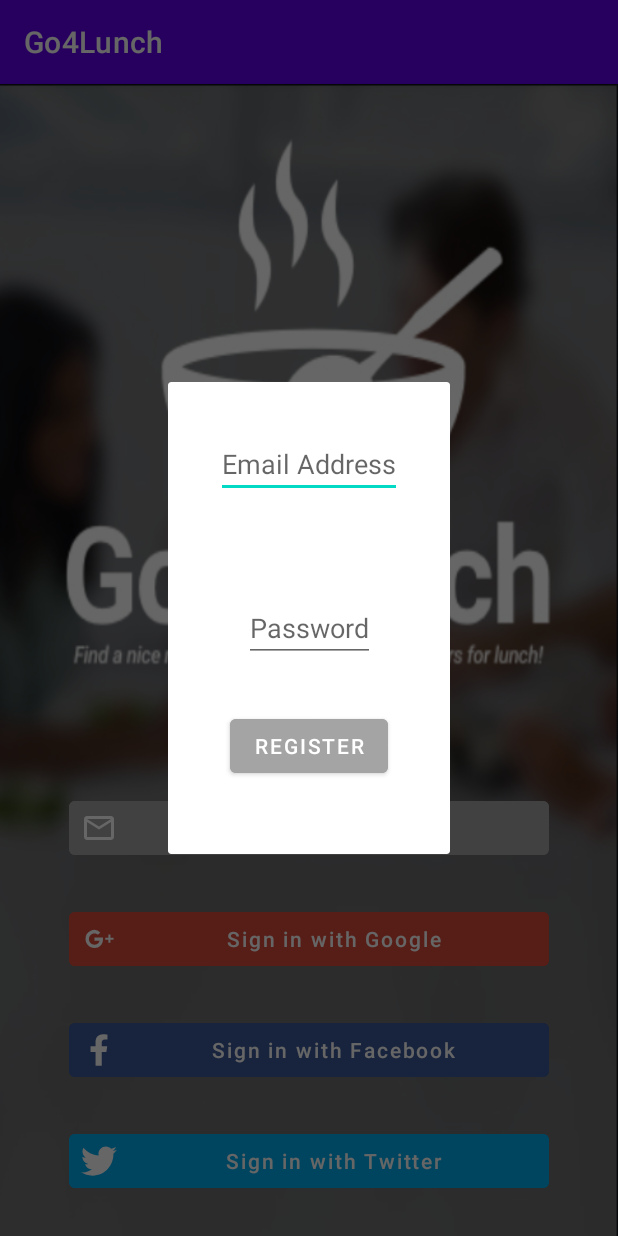
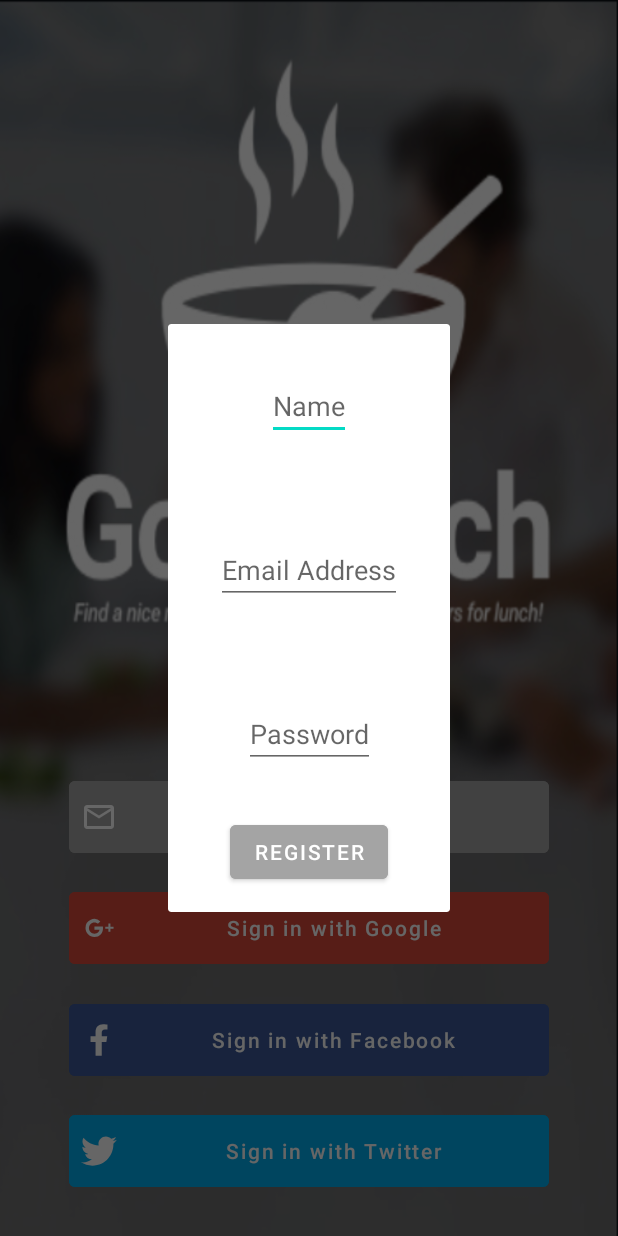
Before and after one commit to AnneLinger/Go4Lunch, an Android app: the fragment AuthenticationWithMailFragment placed in its activity, on a phone screen of 412 x 824 dp. Run offline under Robolectric (Android 15) with nearby library versions, the phone set to English and light mode, and no system bars; our stand-ins replace Firebase (no records; nobody signed in at launch, a user with empty details on screens opened directly).

Commit message:
Improve authentication with mail

```diff
--- a/app/build.gradle
+++ b/app/build.gradle
@@ -47,6 +47,7 @@ dependencies {
     implementation 'com.firebaseui:firebase-ui-auth:6.4.0'
     implementation 'com.google.firebase:firebase-auth:21.0.6'
     implementation 'com.firebaseui:firebase-ui-auth:8.0.1'
+    implementation 'com.google.android.gms:play-services-auth:20.2.0'
 
     //SDK Facebook
     //implementation 'com.facebook.android:facebook-android-sdk:8.x'
--- a/app/src/main/java/repository/AuthenticationRepository.java
+++ b/app/src/main/java/repository/AuthenticationRepository.java
@@ -16,10 +16,15 @@ public class AuthenticationRepository {
     public AuthenticationRepository() {
     }
 
+    public void loginWithMail(String mail, String password){
+        mFirebaseAuth.signInWithEmailAndPassword(mail, password);
+    }
+
     public void createUserWithMail (String name, String mail, String password) {
         mFirebaseAuth.createUserWithEmailAndPassword(mail, password).addOnCompleteListener(task -> {
             String userId = Objects.requireNonNull(FirebaseAuth.getInstance().getCurrentUser().getUid());
             User user = new User(userId, name, "https://gravatar.com/avatar/f91aabd46a5c3abef7fe229434346b38?s=400&d=identicon&r=x");
         });
     }
+
 }
--- a/app/src/main/java/ui/activities/AuthenticationActivity.java
+++ b/app/src/main/java/ui/activities/AuthenticationActivity.java
@@ -4,8 +4,6 @@ import android.content.Intent;
 import android.os.Bundle;
 import android.view.LayoutInflater;
 
-import androidx.activity.result.ActivityResultCallback;
-import androidx.activity.result.ActivityResultLauncher;
 import androidx.annotation.Nullable;
 import androidx.appcompat.app.AlertDialog;
 import androidx.appcompat.app.AppCompatActivity;
@@ -15,16 +13,13 @@ import com.anne.linger.go4lunch.R;
 import com.anne.linger.go4lunch.databinding.ActivityAuthenticationBinding;
 import com.anne.linger.go4lunch.databinding.DialogAuthenticationWithExistingMailBinding;
 import com.anne.linger.go4lunch.databinding.DialogAuthenticationWithNewMailBinding;
-import com.firebase.ui.auth.AuthUI;
-import com.firebase.ui.auth.FirebaseAuthUIActivityResultContract;
-import com.firebase.ui.auth.IdpResponse;
-import com.firebase.ui.auth.data.model.FirebaseAuthUIAuthenticationResult;
-import com.google.android.material.snackbar.Snackbar;
+import com.google.android.gms.auth.api.signin.GoogleSignIn;
+import com.google.android.gms.auth.api.signin.GoogleSignInClient;
+import com.google.android.gms.auth.api.signin.GoogleSignInOptions;
 import com.google.firebase.auth.FirebaseAuth;
 import com.google.firebase.auth.FirebaseUser;
 
-import java.util.Arrays;
-import java.util.List;
+import java.util.Objects;
 
 import injections.ViewModelFactory;
 import viewmodel.UserViewModel;
@@ -41,6 +36,8 @@ public class AuthenticationActivity extends AppCompatActivity {
     private final FirebaseAuth mAuth = FirebaseAuth.getInstance();
     private UserViewModel mUserViewModel;
 
+    private GoogleSignInClient mGoogleSignInClient;
+
     private static final int RC_SIGN_IN = 123;
 
     @Override
@@ -51,10 +48,22 @@ public class AuthenticationActivity extends AppCompatActivity {
         setupListeners();
     }
 
+    //Check if user is signed in
+    /**@Override
+    public void onStart() {
+        super.onStart();
+        // Check if user is signed in (non-null) and update UI accordingly.
+        FirebaseUser currentUser = mAuth.getCurrentUser();
+        if(currentUser!=null) {
+            navigateToPlacesActivity();
+        }
+    }*/
+
     //Configure the UI
     private void initUi() {
         mBinding = ActivityAuthenticationBinding.inflate(getLayoutInflater());
         setContentView(mBinding.getRoot());
+        Objects.requireNonNull(getSupportActionBar()).hide();
     }
 
     //Configure data
@@ -68,34 +77,15 @@ public class AuthenticationActivity extends AppCompatActivity {
         mBinding.btMailLogin.setOnClickListener(view -> {
             showDialogToLoginUserWithMail();
         });
+        mBinding.btGoogleLogin.setOnClickListener(view -> {
+            loginWithGoogle();
+        });
     }
 
-    private void startToNextActivity() {
+    private void navigateToPlacesActivity() {
         Intent intent = new Intent(AuthenticationActivity.this, PlacesActivity.class);
         startActivity(intent);
         finish();
-    }
-
-    // Show Snack Bar with a message
-    private void showSnackBar( String message){
-        Snackbar.make(mBinding.getRoot(), message, Snackbar.LENGTH_SHORT).show();
-    }
-
-    //For login with new mail
-    public void showDialogToCreateUserWithMail() {
-        AlertDialog.Builder builder = new AlertDialog.Builder(this);
-        DialogAuthenticationWithNewMailBinding mDialogBinding = DialogAuthenticationWithNewMailBinding.inflate(LayoutInflater.from(this));
-        builder.setView(mDialogBinding.getRoot());
-        builder.setTitle(R.string.authentication_new_mail_title);
-
-        mDialogBinding.buttonRegister.setOnClickListener(view -> {
-            String mail = mDialogBinding.inputMail.getText().toString();
-            String password = mDialogBinding.inputPassword.getText().toString();
-            mAuth.createUserWithEmailAndPassword(mail, password);
-            startToNextActivity();
-        });
-
-        builder.create().show();
     }
 
     //For login with existing mail
@@ -108,8 +98,8 @@ public class AuthenticationActivity extends AppCompatActivity {
         mDialogBinding.buttonLogin.setOnClickListener(view -> {
             String mail = mDialogBinding.inputMail.getText().toString();
             String password = mDialogBinding.inputPassword.getText().toString();
-            mAuth.createUserWithEmailAndPassword(mail, password);
-            startToNextActivity();
+            mUserViewModel.loginWithMail(mail, password);
+            navigateToPlacesActivity();
         });
 
         mDialogBinding.buttonRegisterNewUser.setOnClickListener(view -> {
@@ -117,6 +107,29 @@ public class AuthenticationActivity extends AppCompatActivity {
         });
 
         builder.create().show();
+    }
+
+    //For login with new mail
+    public void showDialogToCreateUserWithMail() {
+        AlertDialog.Builder builder = new AlertDialog.Builder(this);
+        DialogAuthenticationWithNewMailBinding mDialogBinding = DialogAuthenticationWithNewMailBinding.inflate(LayoutInflater.from(this));
+        builder.setView(mDialogBinding.getRoot());
+        builder.setTitle(R.string.authentication_new_mail_title);
+
+        mDialogBinding.buttonRegister.setOnClickListener(view -> {
+            String name = mDialogBinding.inputName.getText().toString();
+            String mail = mDialogBinding.inputMail.getText().toString();
+            String password = mDialogBinding.inputPassword.getText().toString();
+            mUserViewModel.createUserWithMail(name, mail, password);
+            navigateToPlacesActivity();
+        });
+
+        builder.create().show();
+    }
+
+    //For login with Google
+    public void loginWithGoogle() {
+        //TODO Qelle méthode implémenter ! ? ! ? !!!
     }
 
         /**List<AuthUI.IdpConfig> providers = Collections.singletonList(new AuthUI.IdpConfig.EmailBuilder().build());
--- a/app/src/main/java/viewmodel/UserViewModel.java
+++ b/app/src/main/java/viewmodel/UserViewModel.java
@@ -24,6 +24,10 @@ public class UserViewModel extends ViewModel {
 
     //..........................For authentication...............................................
 
+    public void loginWithMail(String mail, String password) {
+        mAuthenticationRepository.loginWithMail(mail, password);
+    }
+
     public void createUserWithMail(String name, String mail, String password) {
         mAuthenticationRepository.createUserWithMail(name, mail, password);
     }
--- a/app/src/main/res/layout/activity_authentication.xml
+++ b/app/src/main/res/layout/activity_authentication.xml
@@ -14,7 +14,7 @@
         android:layout_width="@dimen/width_login"
         android:layout_height="wrap_content"
         android:layout_marginTop="@dimen/top_margin_login"
-        android:layout_marginBottom="@dimen/bottom_margin_login"
+        android:paddingVertical="12dp"
         android:backgroundTint="@color/email"
         android:text="@string/sign_in_with_mail"
         http:icon="@drawable/ic_baseline_mail_outline_24"
@@ -31,7 +31,7 @@
         style="@style/bt_login"
         android:layout_width="@dimen/width_login"
         android:layout_height="wrap_content"
-        android:layout_marginBottom="@dimen/bottom_margin_login"
+        android:paddingVertical="12dp"
         android:backgroundTint="@color/google"
         android:text="@string/sign_in_with_google"
         http:icon="@drawable/google"
@@ -48,7 +48,7 @@
         style="@style/bt_login"
         android:layout_width="@dimen/width_login"
         android:layout_height="wrap_content"
-        android:layout_marginBottom="@dimen/bottom_margin_login"
+        android:paddingVertical="12dp"
         android:backgroundTint="@color/facebook"
         android:text="@string/sign_in_with_facebook"
         http:icon="@drawable/facebook"
@@ -66,6 +66,7 @@
         android:layout_width="@dimen/width_login"
         android:layout_height="wrap_content"
         android:layout_marginBottom="@dimen/bottom_margin_login"
+        android:paddingVertical="12dp"
         android:backgroundTint="@color/twitter"
         android:text="@string/sign_in_with_twitter"
         http:icon="@drawable/twitter"
--- a/app/src/main/res/layout/dialog_authentication_with_new_mail.xml
+++ b/app/src/main/res/layout/dialog_authentication_with_new_mail.xml
@@ -8,11 +8,23 @@
     tools:context="ui.activities.AuthenticationActivity">
 
     <EditText
+        android:id="@+id/input_name"
+        android:layout_width="match_parent"
+        android:layout_height="wrap_content"
+        android:layout_margin="32dp"
+        app:layout_constraintTop_toTopOf="parent"
+        app:layout_constraintBottom_toTopOf="@id/input_mail"
+        app:layout_constraintStart_toStartOf="parent"
+        app:layout_constraintEnd_toEndOf="parent"
+        android:hint="@string/name"
+        android:inputType="textPersonName" />
+
+    <EditText
         android:id="@+id/input_mail"
         android:layout_width="match_parent"
         android:layout_height="wrap_content"
         android:layout_margin="32dp"
-        app:layout_constraintTop_toTopOf="parent"
+        app:layout_constraintTop_toBottomOf="@id/input_name"
         app:layout_constraintBottom_toTopOf="@id/input_password"
         app:layout_constraintStart_toStartOf="parent"
         app:layout_constraintEnd_toEndOf="parent"
@@ -36,7 +48,7 @@
         android:layout_width="wrap_content"
         android:layout_height="wrap_content"
         android:backgroundTint="@color/email"
-        android:layout_marginBottom="48dp"
+        android:layout_marginBottom="16dp"
         app:layout_constraintTop_toBottomOf="@id/input_password"
         app:layout_constraintBottom_toBottomOf="parent"
         app:layout_constraintStart_toStartOf="parent"
--- a/app/src/main/res/values/dimen.xml
+++ b/app/src/main/res/values/dimen.xml
@@ -1,6 +1,6 @@
 <?xml version="1.0" encoding="utf-8"?>
 <resources>
-    <dimen name="top_margin_login">450dp</dimen>
-    <dimen name="bottom_margin_login">4dp</dimen>
+    <dimen name="top_margin_login">500dp</dimen>
+    <dimen name="bottom_margin_login">12dp</dimen>
     <dimen name="width_login">320dp</dimen>
 </resources>
--- a/app/src/main/res/values/strings.xml
+++ b/app/src/main/res/values/strings.xml
@@ -5,10 +5,12 @@
     <string name="sign_in_with_facebook">Sign in with Facebook</string>
     <string name="sign_in_with_twitter">Sign in with Twitter</string>
     <string name="authentication_mail_title">Please enter your mail and password to login</string>
-    <string name="authentication_new_mail_title">Please enter your mail and password to create a new account</string>
+    <string name="authentication_new_mail_title">Please enter your name, mail and password to create a new account</string>
     <string name="email_address">Email Address</string>
     <string name="password">Password</string>
     <string name="register_new_user">New user ? Register here</string>
     <string name="login">login</string>
     <string name="register">register</string>
+    <string name="successful_auth">Successful authentication !</string>
+    <string name="name">Name</string>
 </resources>
```
Also changed, not shown: app/src/main/java/ui/activities/PlacesActivity.java (+15 -0 lines).
